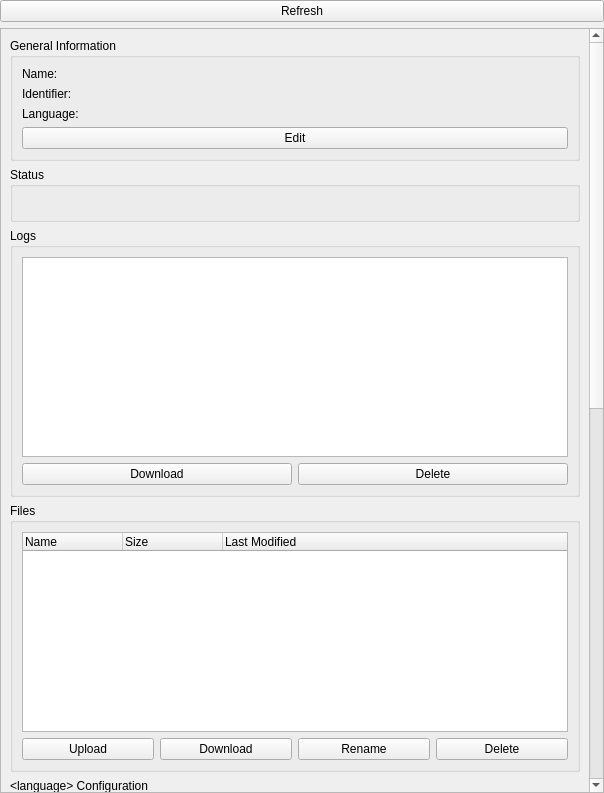
Old version of the form src/brickv/plugin_system/plugins/red/ui/program_info.ui in the repository Tinkerforge/brickv.
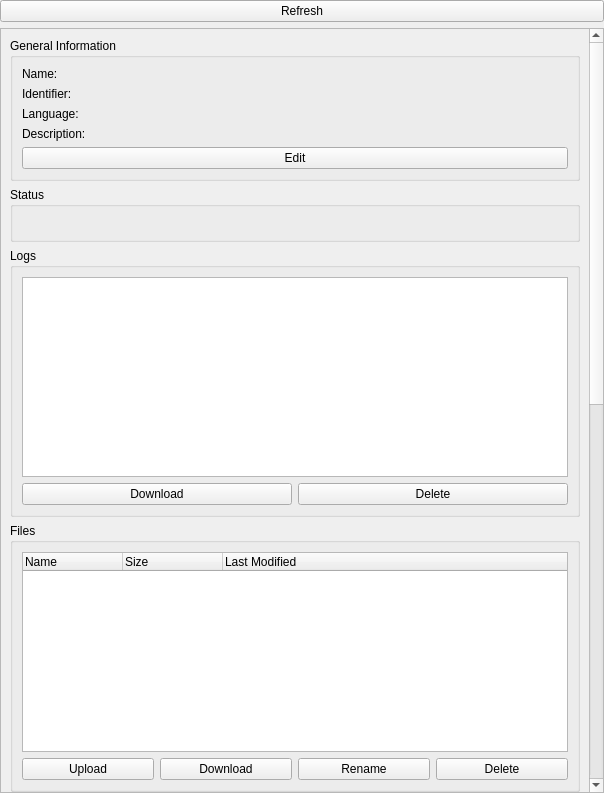
New version of the form.

Commit message: red-brick: Add description field for programs

Diff of the .ui file:
```diff
--- a/src/brickv/plugin_system/plugins/red/ui/program_info.ui
+++ b/src/brickv/plugin_system/plugins/red/ui/program_info.ui
@@ -35,7 +35,7 @@
         <x>0</x>
         <y>0</y>
         <width>586</width>
-        <height>1586</height>
+        <height>1609</height>
        </rect>
       </property>
       <layout class="QVBoxLayout" name="verticalLayout_10">
@@ -113,13 +113,36 @@
               </property>
              </widget>
             </item>
-            <item row="3" column="0" colspan="2">
+            <item row="4" column="0" colspan="2">
              <widget class="QPushButton" name="button_edit_general">
               <property name="text">
                <string>Edit</string>
               </property>
              </widget>
             </item>
+            <item row="3" column="0">
+             <widget class="QLabel" name="label_4">
+              <property name="text">
+               <string>Description:</string>
+              </property>
+              <property name="alignment">
+               <set>Qt::AlignLeading|Qt::AlignLeft|Qt::AlignTop</set>
+              </property>
+             </widget>
+            </item>
+            <item row="3" column="1">
+             <widget class="QLabel" name="label_description">
+              <property name="text">
+               <string>&lt;description&gt;</string>
+              </property>
+              <property name="textFormat">
+               <enum>Qt::PlainText</enum>
+              </property>
+              <property name="textInteractionFlags">
+               <set>Qt::LinksAccessibleByMouse|Qt::TextSelectableByKeyboard|Qt::TextSelectableByMouse</set>
+              </property>
+             </widget>
+            </item>
            </layout>
           </item>
          </layout>
```
The commit also changes 5 other files.
